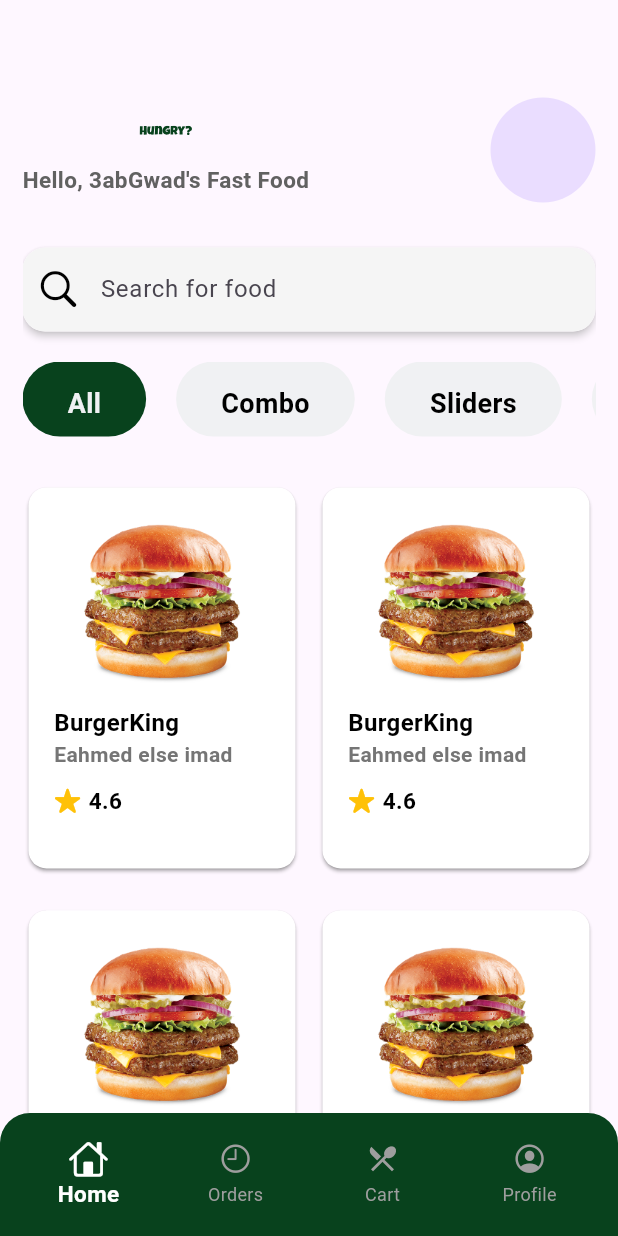
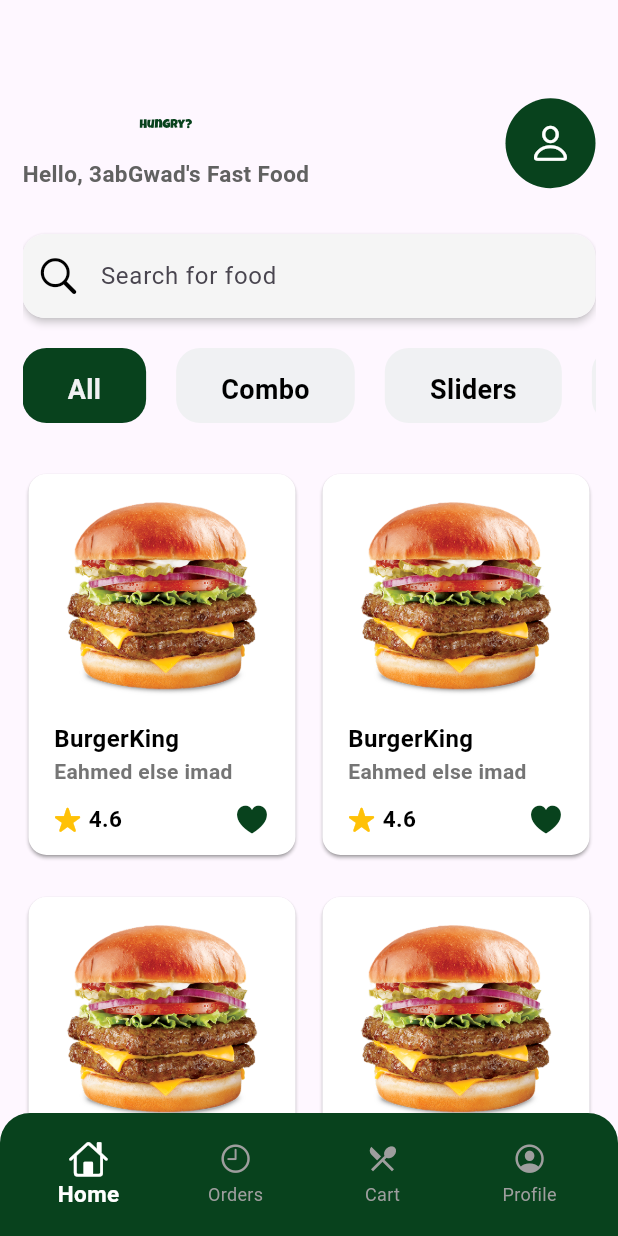
Before and after one commit to AhmedAbdelgawadHassan/Hungry_App, a Flutter app: the screen it shows after launch, on a phone screen of 412 x 824 dp. Run offline on Flutter 3.47's test engine with Material 3 defaults, Android fonts, the phone set to English and light mode, and no system bars; our stand-ins replace flutter_svg, gap.

Commit message:
some refactors in Home view

```diff
--- a/lib/features/home/views/home_view.dart
+++ b/lib/features/home/views/home_view.dart
@@ -1,10 +1,10 @@
 import 'package:flutter/cupertino.dart';
 import 'package:flutter/material.dart';
-import 'package:flutter_svg/flutter_svg.dart';
 import 'package:gap/gap.dart';
-import 'package:hungry/core/constants/app_colors.dart';
 import 'package:hungry/features/home/widgets/cardItem.dart';
-import 'package:hungry/shared/custom_text.dart';
+import 'package:hungry/features/home/widgets/category_food.dart';
+import 'package:hungry/features/home/widgets/searchField.dart';
+import 'package:hungry/features/home/widgets/user_header.dart';
 
 class HomeView extends StatefulWidget {
   const HomeView({super.key});
@@ -32,89 +32,13 @@
                 child: Column(
                   children: [
                     Gap(65),
-                    Row(
-                      children: [
-                        Column(
-                          children: [
-                            SvgPicture.asset(
-                              'assets/logo/Hungry_.svg',
-                              color: AppColors.primaryColor,
-                              height: 35,
-                              width: 35,
-                            ),
-                            Gap(5),
-                            CustomText(
-                              text: "Hello, 3abGwad's Fast Food",
-                              color: Colors.grey.shade700,
-                              fontSize: 15,
-                              fontWeight: FontWeight.bold,
-                            ),
-                          ],
-                        ),
-                        Spacer(),
-                        CircleAvatar(
-                          radius: 35,
-                          // backgroundImage: AssetImage(''),
-                        ),
-                      ],
-                    ),
+                    UserHeader(),
                     Gap(30),
-                    Material(
-                      elevation: 2,
-                      shadowColor: Colors.grey.shade300,
-                      borderRadius: BorderRadius.circular(15),
-                      child: TextField(
-                        decoration: InputDecoration(
-                          filled: true,
-                          fillColor: Colors.grey.shade100,
-                          prefixIcon: Icon(
-                            CupertinoIcons.search,
-                            color: Colors.black,
-                            size: 30,
-                          ),
-                          hintText: 'Search for food',
-                          border: OutlineInputBorder(
-                            borderRadius: BorderRadius.circular(15),
-                            borderSide: BorderSide.none,
-                          ),
-                        ),
-                      ),
-                    ),
+                   Searchfield(),
                     Gap(20),
-                    SizedBox(
-                      height: 50,
-                      child: ListView.builder(
-                        scrollDirection: Axis.horizontal,
-                        itemCount: categories.length,
-                        itemBuilder: (context, index) {
-                          return GestureDetector(
-                            onTap: () => setState(() {
-                              seletedIndex = index;
-                            }),
-                            child: Container(
-                              padding: EdgeInsets.symmetric(
-                                horizontal: 30,
-                                vertical: 15,
-                              ),
-                              margin: EdgeInsets.only(right: 20),
-                              decoration: BoxDecoration(
-                                color: seletedIndex == index
-                                    ? AppColors.primaryColor
-                                    : Color(0xffF0F1F3),
-                                borderRadius: BorderRadius.circular(30),
-                              ),
-                              child: CustomText(
-                                text: categories[index],
-                                color: seletedIndex == index
-                                    ? Color(0xffF0F1F3)
-                                    : Colors.black,
-                                fontWeight: FontWeight.bold,
-                                fontSize: 18,
-                              ),
-                            ),
-                          );
-                        },
-                      ),
+                    CategoryFood(
+                      categories: categories,
+                      seletedIndex: seletedIndex
                     ),
                     Gap(30),
                   ],
--- a/lib/features/home/widgets/cardItem.dart
+++ b/lib/features/home/widgets/cardItem.dart
@@ -1,6 +1,7 @@
 import 'package:flutter/cupertino.dart';
 import 'package:flutter/material.dart';
 import 'package:gap/gap.dart';
+import 'package:hungry/core/constants/app_colors.dart';
 import 'package:hungry/shared/custom_text.dart';
 
 class Carditem extends StatelessWidget {
@@ -16,11 +17,11 @@
               color: Colors.white,
               shadowColor: Colors.grey.shade600,
               child: Padding(
-                padding: const EdgeInsets.symmetric(vertical: 15,horizontal: 17),
+                padding: const EdgeInsets.symmetric(vertical: 5,horizontal: 17),
                 child: Column(
                   crossAxisAlignment: CrossAxisAlignment.start,
                   children: [
-                  Center(child: Image(image: AssetImage(image),height: 120,)),
+                  Center(child: Image(image: AssetImage(image),height: 150,)),
                     Gap(10),
                    CustomText(text:text,fontWeight: FontWeight.w600,fontSize: 16,color: Colors.black,),
                    CustomText(text: descrption,fontSize: 14,color: Colors.grey.shade600,),
@@ -31,6 +32,8 @@
                         Icon(CupertinoIcons.star_fill,color: Colors.amber,size: 18,),
                         Gap(5),
                         CustomText(text: rating,fontSize: 15,color: Colors.black,),
+                        Spacer(),
+                        Icon(CupertinoIcons.heart_fill,color: AppColors.primaryColor,)
                       ],
                     )
                   ],
--- /dev/null
+++ b/lib/features/home/widgets/category_food.dart
@@ -0,0 +1,58 @@
+// ignore_for_file: must_be_immutable
+
+import 'package:flutter/cupertino.dart';
+import 'package:flutter/material.dart';
+import 'package:hungry/core/constants/app_colors.dart';
+import 'package:hungry/shared/custom_text.dart';
+
+class CategoryFood extends StatefulWidget {
+   CategoryFood({super.key, required this.categories, required this.seletedIndex});
+    List<String> categories ;
+   int seletedIndex ;
+
+  @override
+  State<CategoryFood> createState() => _CategoryFoodState();
+}
+
+class _CategoryFoodState extends State<CategoryFood> {
+  @override
+  Widget build(BuildContext context) {
+
+
+    return   SizedBox(
+                      height: 50,
+                      child: ListView.builder(
+                        scrollDirection: Axis.horizontal,
+                        itemCount: widget.categories.length,
+                        itemBuilder: (context, index) {
+                          return GestureDetector(
+                            onTap: () => setState(() {
+                             widget.seletedIndex =index;
+                            }),
+                            child: Container(
+                              padding: EdgeInsets.symmetric(
+                                horizontal: 30,
+                                vertical: 15,
+                              ),
+                              margin: EdgeInsets.only(right: 20),
+                              decoration: BoxDecoration(
+                                color: widget.seletedIndex == index
+                                    ? AppColors.primaryColor
+                                    : Color(0xffF0F1F3),
+                                borderRadius: BorderRadius.circular(16),
+                              ),
+                              child: CustomText(
+                                text: widget.categories[index],
+                                color: widget.seletedIndex == index
+                                    ? Color(0xffF0F1F3)
+                                    : Colors.black,
+                                fontWeight: FontWeight.bold,
+                                fontSize: 18,
+                              ),
+                            ),
+                          );
+                        },
+                      ),
+                    );
+  }
+}
--- /dev/null
+++ b/lib/features/home/widgets/searchField.dart
@@ -0,0 +1,31 @@
+import 'package:flutter/cupertino.dart';
+import 'package:flutter/material.dart';
+
+class Searchfield extends StatelessWidget {
+  const Searchfield({super.key});
+
+  @override
+  Widget build(BuildContext context) {
+    return  Material(
+                      elevation: 2,
+                      shadowColor: Colors.grey.shade300,
+                      borderRadius: BorderRadius.circular(15),
+                      child: TextField(
+                        decoration: InputDecoration(
+                          filled: true,
+                          fillColor: Colors.grey.shade100,
+                          prefixIcon: Icon(
+                            CupertinoIcons.search,
+                            color: Colors.black,
+                            size: 30,
+                          ),
+                          hintText: 'Search for food',
+                          border: OutlineInputBorder(
+                            borderRadius: BorderRadius.circular(15),
+                            borderSide: BorderSide.none,
+                          ),
+                        ),
+                      )
+                    );
+  }
+}
--- /dev/null
+++ b/lib/features/home/widgets/user_header.dart
@@ -0,0 +1,42 @@
+import 'package:flutter/cupertino.dart';
+import 'package:flutter/material.dart';
+import 'package:flutter_svg/svg.dart';
+import 'package:gap/gap.dart';
+import 'package:hungry/core/constants/app_colors.dart';
+import 'package:hungry/shared/custom_text.dart';
+
+class UserHeader extends StatelessWidget {
+  const UserHeader({super.key});
+
+  @override
+  Widget build(BuildContext context) {
+    return  Row(
+                      children: [
+                        Column(
+                          children: [
+                            SvgPicture.asset(
+                              'assets/logo/Hungry_.svg',
+                              color: AppColors.primaryColor,
+                              height: 35,
+                              width: 35,
+                            ),
+                            Gap(5),
+                            CustomText(
+                              text: "Hello, 3abGwad's Fast Food",
+                              color: Colors.grey.shade700,
+                              fontSize: 15,
+                              fontWeight: FontWeight.bold,
+                            ),
+                          ],
+                        ),
+                        Spacer(),
+                        CircleAvatar(
+                          radius: 30,
+                          backgroundColor: AppColors.primaryColor,
+                          child: Icon(CupertinoIcons.person, size: 30, color: Colors.white,),
+
+                        ),
+                      ],
+                    );
+  }
+}
```
